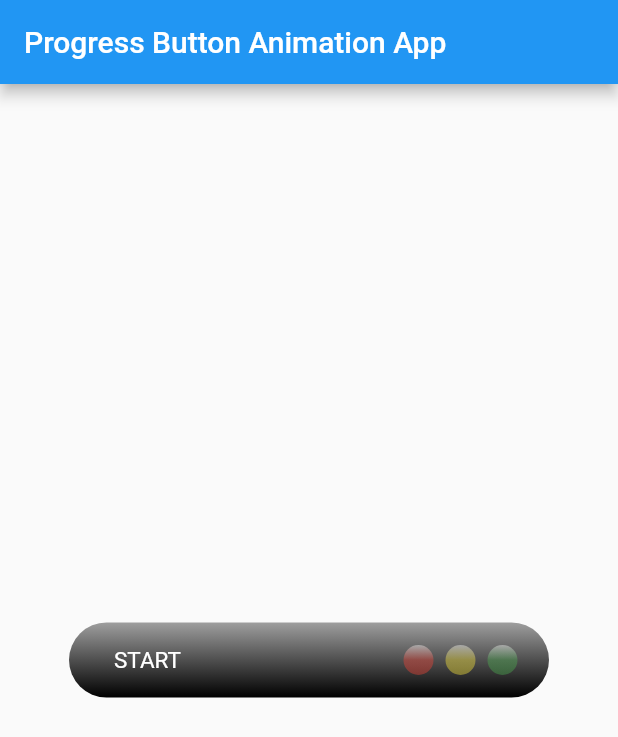
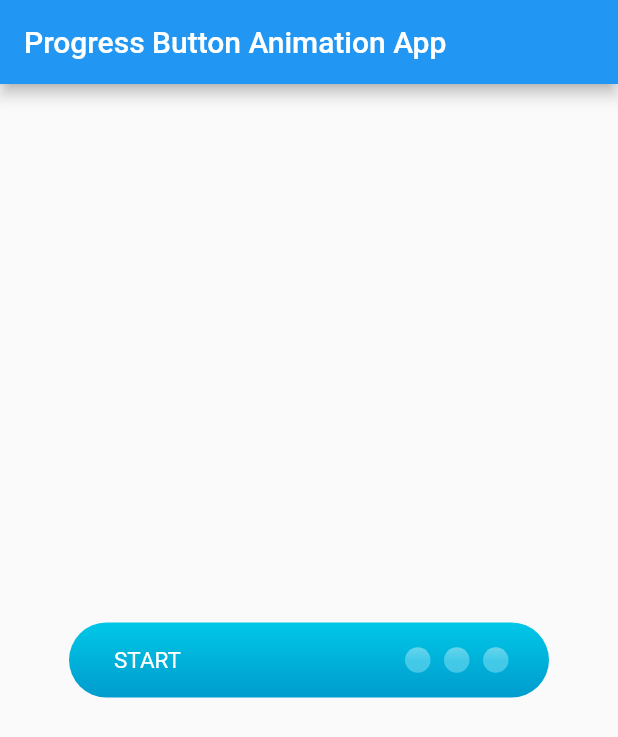
Before and after one commit to AlonRom/flutter-progress-button-animation, a Flutter app: the screen it shows after launch, on a phone screen of 412 x 824 dp. Shown: the top 737 px of the screen. Run offline on Flutter 3.47's test engine with Material 2 defaults, Android fonts, the phone set to English and light mode, and no system bars.

Commit message:
button colors

```diff
--- /dev/null
+++ b/lib/hex_color.dart
@@ -0,0 +1,13 @@
+import 'dart:ui';
+
+class HexColor extends Color {
+  static int _getColorFromHex(String hexColor) {
+    hexColor = hexColor.toUpperCase().replaceAll("#", "");
+    if (hexColor.length == 6) {
+      hexColor = "FF" + hexColor;
+    }
+    return int.parse(hexColor, radix: 16);
+  }
+
+  HexColor(final String hexColor) : super(_getColorFromHex(hexColor));
+}
--- a/lib/home.dart
+++ b/lib/home.dart
@@ -1,5 +1,6 @@
 import 'package:flutter/material.dart';
 import 'package:flutter_progress_button_animation/done_animation.dart';
+import 'package:flutter_progress_button_animation/hex_color.dart';
 import 'package:flutter_progress_button_animation/phase_animation.dart';
 import 'package:flutter_progress_button_animation/progress_button.dart';
 
@@ -21,9 +22,9 @@ class ProgressButtonState extends State<Home> {
   @override
   void initState() {
     super.initState();
-    phaseOne = new PhaseAnimation(Colors.red);
-    phaseTwo = new PhaseAnimation(Colors.yellow);
-    phaseThree = new PhaseAnimation(Colors.green);
+    phaseOne = new PhaseAnimation(HexColor("#A8F0FF"));
+    phaseTwo = new PhaseAnimation(HexColor("#A8F0FF"));
+    phaseThree = new PhaseAnimation(HexColor("#A8F0FF"));
   }
 
   @override
--- a/lib/phase_animation.dart
+++ b/lib/phase_animation.dart
@@ -4,7 +4,7 @@ enum PhaseState { Processing, Moving }
 
 class PhaseAnimation extends StatefulWidget {
   final PhaseAnimationState phaseState = PhaseAnimationState();
-  final MaterialColor dominantColor;
+  final Color dominantColor;
 
   PhaseAnimation(this.dominantColor);
 
@@ -72,9 +72,9 @@ class PhaseAnimationState extends State<PhaseAnimation>
     var fadeTransition = new FadeTransition(
         opacity: _opacityAnimation,
         child: new Container(
-          margin: const EdgeInsets.only(left: 8.0),
-          width: 20.0,
-          height: 20.0,
+          margin: const EdgeInsets.only(left: 9.0),
+          width: 17.0,
+          height: 17.0,
           decoration: new BoxDecoration(
             shape: BoxShape.circle,
             gradient: new LinearGradient(
--- a/lib/progress_button.dart
+++ b/lib/progress_button.dart
@@ -1,4 +1,5 @@
 import 'package:flutter/material.dart';
+import 'package:flutter_progress_button_animation/hex_color.dart';
 
 class ProgressButton extends StatelessWidget {
   final Widget child;
@@ -27,8 +28,10 @@ class ProgressButton extends StatelessWidget {
             begin: FractionalOffset.topCenter,
             end: FractionalOffset.bottomCenter,
             colors: [
-              Colors.grey.withOpacity(1.0),
-              Colors.black,
+              HexColor("#00C7E7"),
+              HexColor("#009CCD"),
+              //Colors.grey.withOpacity(1.0),
+              //Colors.black,
             ],
             stops: [
               0.0,
@@ -39,6 +42,7 @@ class ProgressButton extends StatelessWidget {
       child: Material(
         color: Colors.transparent,
         child: InkWell(
+            //splashColor: Colors.transparent,
             onTap: onPressed,
             child: Center(
               child: child,
--- a/pubspec.yaml
+++ b/pubspec.yaml
@@ -10,7 +10,7 @@ description: A new Flutter project.
 version: 1.0.0+1
 
 environment:
-  sdk: ">=2.0.0-dev.68.0 <3.0.0"
+  sdk: ">=2.1.0 <3.0.0"
 
 dependencies:
   flutter:
```
